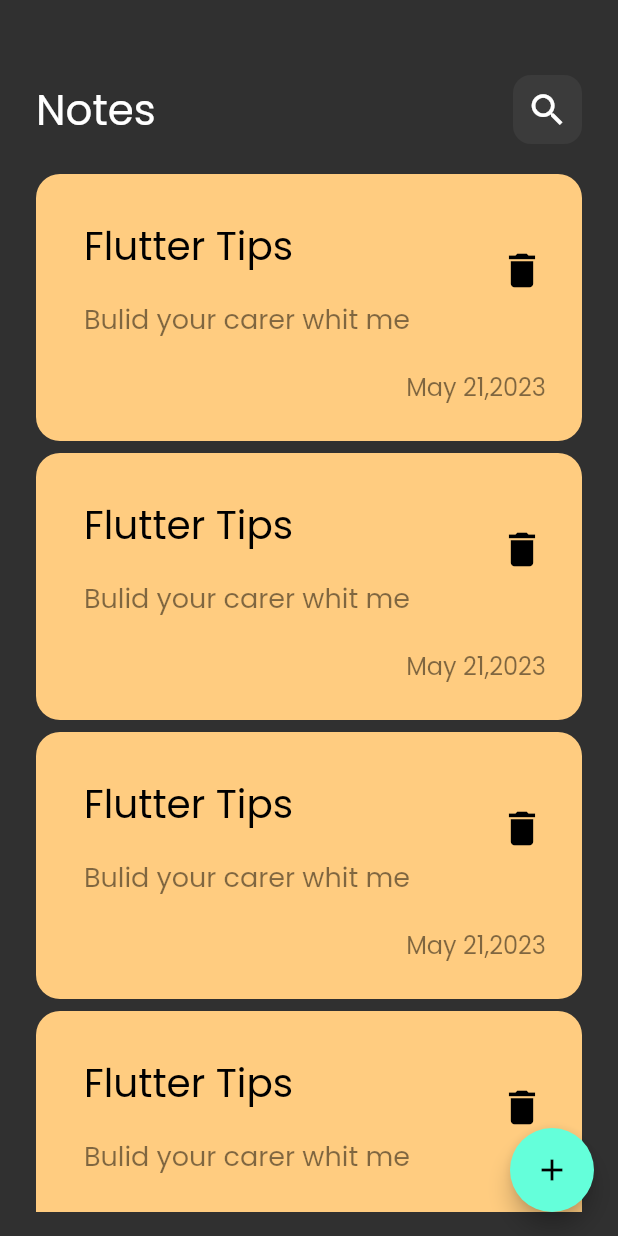
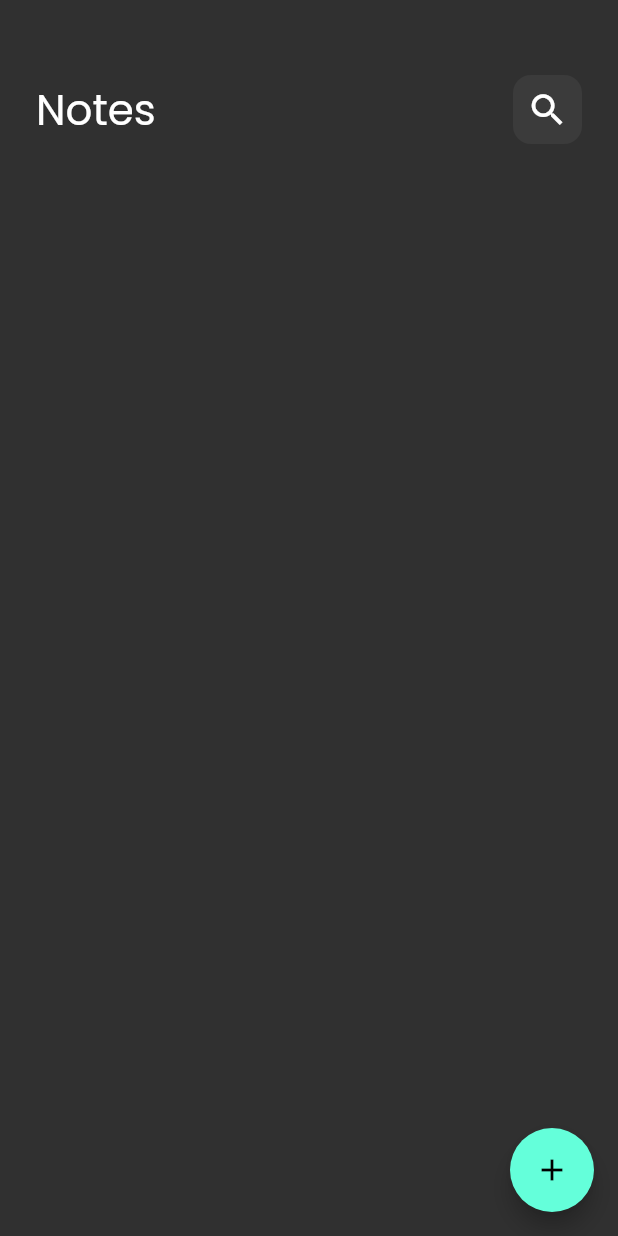
Before and after one commit to AhmedMohmmedd/notes-app, a Flutter app: the screen it shows after launch, on a phone screen of 412 x 824 dp. Run offline on Flutter 3.47's test engine with Material 2 defaults, Android fonts, the phone set to English and light mode, and no system bars; our stand-ins replace bloc, flutter_bloc, hive, hive_flutter, modal_progress_hud_nsn; accounts and stored records are empty.

Commit message:
add /delete/refresh notes

```diff
--- a/lib/cubits/notes_cubit/notes_cubit.dart
+++ b/lib/cubits/notes_cubit/notes_cubit.dart
@@ -10,14 +10,10 @@ part 'notes_state.dart';
 class NotesCubit extends Cubit<NotesState> {
   NotesCubit() : super(NotesInitial());
 
-  fatchAllNotes() async{
-    try {
-      var notesBox = Hive.box<NoteModel>(kNoteBoxe);
-        List<NoteModel> notes = notesBox.values.toList();
-            emit(NotesSuccess(notes));
-
-    } catch (e) {
-      emit(NotesFaluir(e.toString()));
-    }
+  List<NoteModel>? notes;
+  fatchAllNotes() async {
+    var notesBox = Hive.box<NoteModel>(kNoteBoxe);
+    notes = notesBox.values.toList();
+    emit(NotesSuccess());
   }
-  }
+}
--- a/lib/cubits/notes_cubit/notes_state.dart
+++ b/lib/cubits/notes_cubit/notes_state.dart
@@ -4,17 +4,4 @@ part of 'notes_cubit.dart';
 abstract class NotesState {}
 
 class NotesInitial extends NotesState {}
-
-class NotesLoding extends NotesState {}
-
-class NotesSuccess extends NotesState {
-  final List<NoteModel> notes;
-
-  NotesSuccess(this.notes);
-}
-
-class NotesFaluir extends NotesState {
-  final String errMaseage;
-
-  NotesFaluir(this.errMaseage);
-}
+class NotesSuccess extends NotesState {}
--- a/lib/main.dart
+++ b/lib/main.dart
@@ -7,6 +7,7 @@ import 'package:notesapp/views/notes_view.dart';
 import 'package:hive_flutter/hive_flutter.dart';
 
 import 'constens.dart';
+import 'cubits/notes_cubit/notes_cubit.dart';
 
 void main() async {
   await Hive.initFlutter();
@@ -27,13 +28,17 @@ class NotesApp extends StatelessWidget {
   // This widget is the root of your application.
   @override
   Widget build(BuildContext context) {
-    return MaterialApp(
-      debugShowCheckedModeBanner: false,
-      theme: ThemeData(
-        brightness: Brightness.dark,
-        fontFamily: 'Poppins',
+    return BlocProvider(
+            create: (context) => NotesCubit(),
+
+      child: MaterialApp(
+        debugShowCheckedModeBanner: false,
+        theme: ThemeData(
+          brightness: Brightness.dark,
+          fontFamily: 'Poppins',
+        ),
+        home: const NotesView(),
       ),
-      home: const NotesView(),
     );
   }
 }
--- a/lib/views/notes_view.dart
+++ b/lib/views/notes_view.dart
@@ -12,9 +12,7 @@ class NotesView extends StatelessWidget {
 
   @override
   Widget build(BuildContext context) {
-    return BlocProvider(
-      create: (context) => NotesCubit(),
-      child: Scaffold(
+    return Scaffold(
       floatingActionButton: FloatingActionButton(
         onPressed: () {
           showModalBottomSheet(
@@ -30,7 +28,6 @@ class NotesView extends StatelessWidget {
         child: Icon(Icons.add),
       ),
       body: notesViewBody(),
-      ),
     );
   }
 }
--- a/lib/widghts/NotesItem.dart
+++ b/lib/widghts/NotesItem.dart
@@ -1,9 +1,14 @@
 import 'package:flutter/material.dart';
+import 'package:flutter_bloc/flutter_bloc.dart';
+import 'package:notesapp/cubits/notes_cubit/notes_cubit.dart';
 
+import '../models/note_model.dart';
 import '../views/EiditNotesView.dart';
 
 class NotesItem extends StatelessWidget {
-  const NotesItem({super.key});
+  const NotesItem({super.key, required this.note});
+
+  final NoteModel note;
 
   @override
   Widget build(BuildContext context) {
@@ -16,16 +21,16 @@ class NotesItem extends StatelessWidget {
       child: Container(
         padding: const EdgeInsets.only(top: 24, bottom: 24, left: 16),
         decoration: BoxDecoration(
-          color: const Color(0xffFFCC80),
+          color: Color(note.color),
           borderRadius: BorderRadius.circular(16),
         ),
         child: Column(
           crossAxisAlignment: CrossAxisAlignment.end,
           children: [
             ListTile(
-                title: const Text(
-                  'Flutter Tips',
-                  style: TextStyle(
+                title: Text(
+                  note.title,
+                  style: const TextStyle(
                     color: Colors.black,
                     fontSize: 26,
                   ),
@@ -33,13 +38,16 @@ class NotesItem extends StatelessWidget {
                 subtitle: Padding(
                   padding: const EdgeInsets.only(top: 16, bottom: 16),
                   child: Text(
-                    'Bulid your carer whit me',
+                    note.subTitle,
                     style: TextStyle(
                         color: Colors.black.withOpacity(.5), fontSize: 18),
                   ),
                 ),
                 trailing: IconButton(
-                  onPressed: () {},
+                  onPressed: () {
+                    note.delete();
+                    BlocProvider.of<NotesCubit>(context).fatchAllNotes();
+                  },
                   icon: const Icon(
                     Icons.delete,
                     color: Colors.black,
@@ -49,7 +57,7 @@ class NotesItem extends StatelessWidget {
             Padding(
               padding: const EdgeInsets.only(right: 24),
               child: Text(
-                'May 21,2023',
+                note.date,
                 style: TextStyle(
                     color: Colors.black.withOpacity(.5), fontSize: 16),
               ),
--- a/lib/widghts/NotesListView.dart
+++ b/lib/widghts/NotesListView.dart
@@ -1,5 +1,8 @@
 import 'package:flutter/cupertino.dart';
+import 'package:flutter_bloc/flutter_bloc.dart';
 
+import '../cubits/notes_cubit/notes_cubit.dart';
+import '../models/note_model.dart';
 import 'NotesItem.dart';
 
 class NotesListView extends StatelessWidget {
@@ -7,16 +10,22 @@ class NotesListView extends StatelessWidget {
 
   @override
   Widget build(BuildContext context) {
+    return BlocBuilder<NotesCubit, NotesState>(builder: (context, state) {
+      List<NoteModel> notes = BlocProvider.of<NotesCubit>(context).notes!;
       return Padding(
         padding: const EdgeInsets.symmetric(vertical: 16),
         child: ListView.builder(
+            itemCount: notes.length ,
             padding: EdgeInsets.zero,
             itemBuilder: (context, index) {
-            return Padding(
+              return  Padding(
                 padding: const EdgeInsets.symmetric(vertical: 4),
-              child: NotesItem(),
+                child: NotesItem(
+                  note: notes[index],
+                ),
               );
             }),
       );
+    });
   }
 }
--- a/lib/widghts/nots_view_body.dart
+++ b/lib/widghts/nots_view_body.dart
@@ -1,12 +1,52 @@
+// import 'package:flutter/cupertino.dart';
+// import 'package:flutter/material.dart';
+
+// import 'NotesListView.dart';
+// import 'NotesItem.dart';
+// import 'custom_appbar.dart';
+
+// class notesViewBody extends StatelessWidget {
+//   const notesViewBody({super.key});
+
+//   @override
+//   Widget build(BuildContext context) {
+//     return Padding(
+//       padding: EdgeInsets.symmetric(horizontal: 24),
+//       child: Column(
+//         children: const [
+//           SizedBox(
+//             height: 50,
+//           ),
+//           CustomAppBar(titel: 'Notes', icon: Icons.search,),
+//           Expanded(child: NotesListView()),
+//         ],
+//       ),
+//     );
+//   }
+// }
+
 import 'package:flutter/cupertino.dart';
 import 'package:flutter/material.dart';
+import 'package:flutter_bloc/flutter_bloc.dart';
+import 'package:notesapp/cubits/notes_cubit/notes_cubit.dart';
 
 import 'NotesListView.dart';
 import 'NotesItem.dart';
 import 'custom_appbar.dart';
 
-class notesViewBody extends StatelessWidget {
+class notesViewBody extends StatefulWidget {
   const notesViewBody({super.key});
+
+  @override
+  State<notesViewBody> createState() => _notesViewBodyState();
+}
+
+class _notesViewBodyState extends State<notesViewBody> {
+  @override
+  void initState() {
+    BlocProvider.of<NotesCubit>(context).fatchAllNotes();
+    super.initState();
+  }
 
   @override
   Widget build(BuildContext context) {
@@ -17,7 +57,10 @@ class notesViewBody extends StatelessWidget {
           SizedBox(
             height: 50,
           ),
-          CustomAppBar(titel: 'Notes', icon: Icons.search,),
+          CustomAppBar(
+            titel: 'Notes',
+            icon: Icons.search,
+          ),
           Expanded(child: NotesListView()),
         ],
       ),
--- a/pubspec.yaml
+++ b/pubspec.yaml
@@ -35,6 +35,7 @@ dependencies:
   hive: ^2.2.3
   hive_flutter: ^1.1.0
   modal_progress_hud_nsn: ^0.3.0
+  intl: ^0.17.0
 
 
 dev_dependencies:
```
Also changed, not shown: lib/widghts/AddNoteBottomSheet.dart (+9 -6 lines), lib/widghts/AddNoteForm.dart (+11 -6 lines), pubspec.lock. Lines whose indentation alone changed are shown as unchanged.
